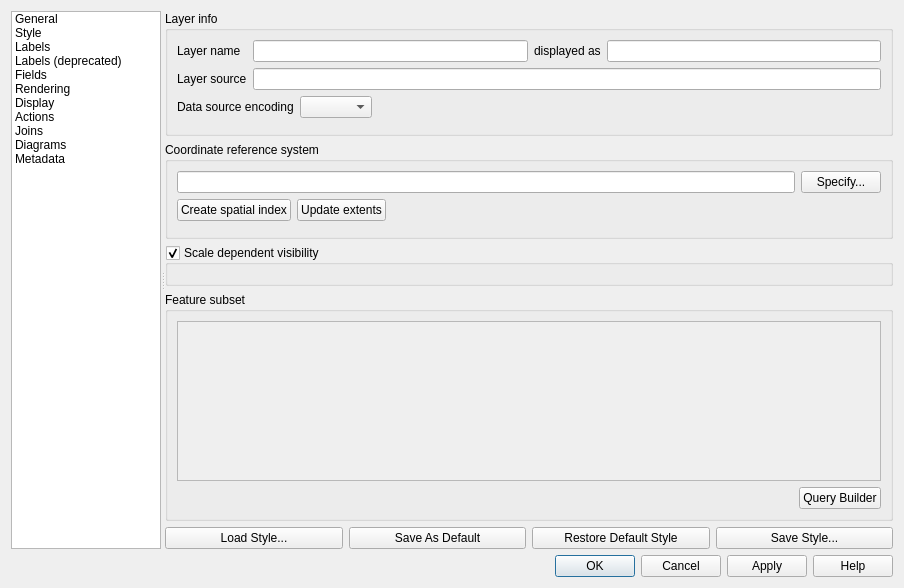
Above: src/ui/qgsvectorlayerpropertiesbase.ui from qgis/QGIS before the change. Below: the same form after it.
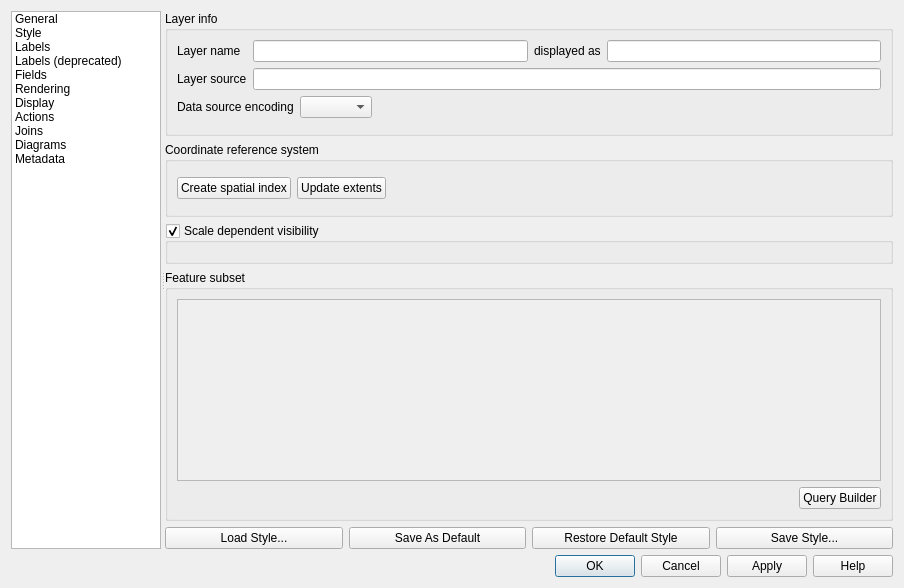
That is the form after the change. Icons and pictures are not drawn. Custom widgets are drawn as their Qt base class.

```diff
--- a/src/ui/qgsvectorlayerpropertiesbase.ui
+++ b/src/ui/qgsvectorlayerpropertiesbase.ui
@@ -385,34 +385,11 @@
                    <number>6</number>
                   </property>
                   <item>
-                   <layout class="QHBoxLayout" name="horizontalLayout_3">
-                    <item>
-                     <widget class="QLineEdit" name="leSpatialRefSys">
-                      <property name="minimumSize">
-                       <size>
-                        <width>100</width>
-                        <height>0</height>
-                       </size>
-                      </property>
-                      <property name="readOnly">
-                       <bool>true</bool>
-                      </property>
-                     </widget>
-                    </item>
-                    <item>
-                     <widget class="QPushButton" name="pbnChangeSpatialRefSys">
-                      <property name="toolTip">
-                       <string>Specify the coordinate reference system of the layer's geometry.</string>
-                      </property>
-                      <property name="whatsThis">
-                       <string>Specify the coordinate reference system of the layer's geometry.</string>
-                      </property>
-                      <property name="text">
-                       <string>Specify...</string>
-                      </property>
-                     </widget>
-                    </item>
-                   </layout>
+                   <widget class="QgsProjectionSelectionWidget" name="mCrsSelector" native="true">
+                    <property name="focusPolicy">
+                     <enum>Qt::StrongFocus</enum>
+                    </property>
+                   </widget>
                   </item>
                   <item>
                    <layout class="QHBoxLayout" name="horizontalLayout_5">
@@ -1645,16 +1622,22 @@
    <header>qgscollapsiblegroupbox.h</header>
    <container>1</container>
   </customwidget>
-  <customwidget>
-   <class>QgsScaleRangeWidget</class>
-   <extends>QWidget</extends>
-   <header>qgsscalerangewidget.h</header>
-  </customwidget>
   <customwidget>
    <class>QgsScaleComboBox</class>
-   <extends>QComboBox</extends>
+   <extends>QWidget</extends>
    <header>qgsscalecombobox.h</header>
   </customwidget>
+  <customwidget>
+   <class>QgsProjectionSelectionWidget</class>
+   <extends>QWidget</extends>
+   <header location="global">qgsprojectionselectionwidget.h</header>
+   <container>1</container>
+  </customwidget>
+  <customwidget>
+   <class>QgsScaleRangeWidget</class>
+   <extends>QWidget</extends>
+   <header>qgsscalerangewidget.h</header>
+  </customwidget>
  </customwidgets>
  <resources>
   <include location="../../images/images.qrc"/>
```
Left out of the diff: 22 changed lines with no effect on the pictures.
